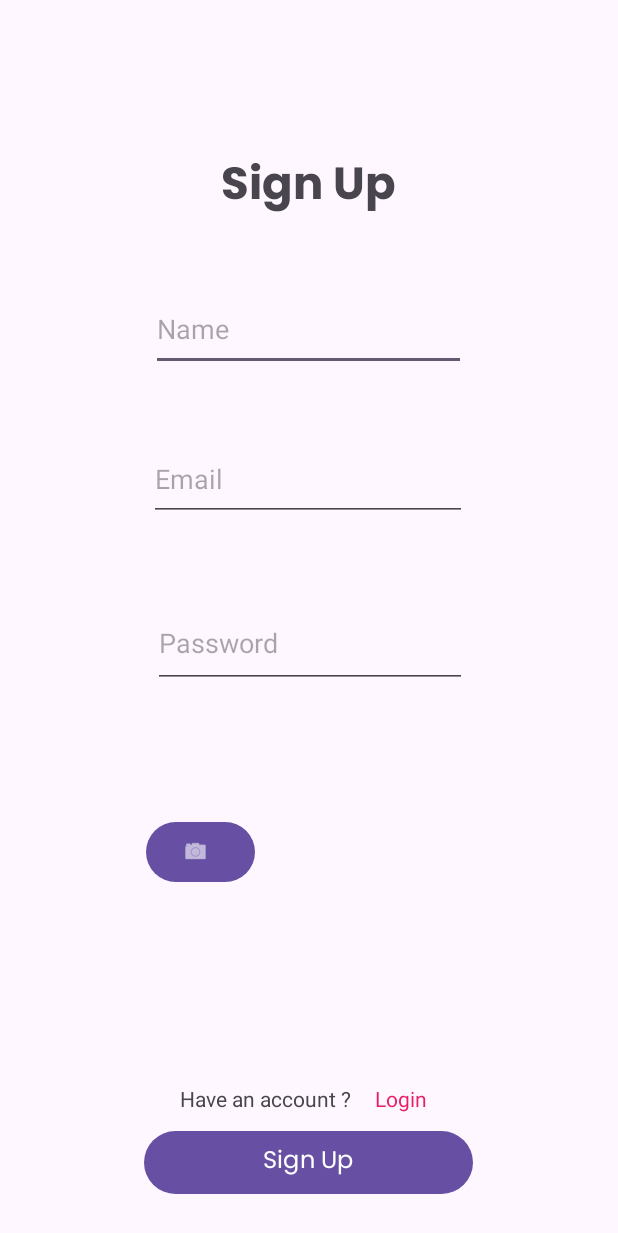
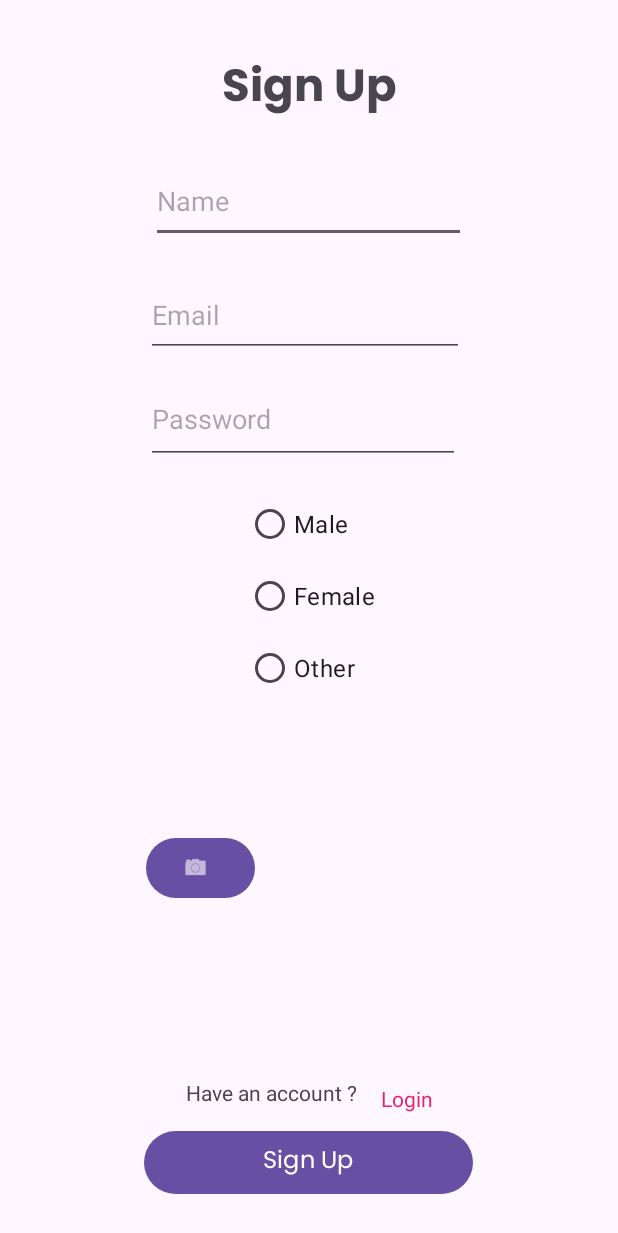
Before and after one commit to 8Martina8/bookish-android-app, an Android app: the SignUpActivity screen opened directly, with no data from a screen before it, on a phone screen of 412 x 824 dp. Shown: the top 1233 px of the screen. Run offline under Robolectric (Android 15) with nearby library versions, the phone set to English and light mode, and no system bars; our stand-ins replace Room's generated code.

Commit message:
radio buttons

```diff
--- a/app/src/main/res/layout/activity_sign_up.xml
+++ b/app/src/main/res/layout/activity_sign_up.xml
@@ -16,16 +16,15 @@
         android:textSize="30sp"
         app:layout_constraintBottom_toBottomOf="parent"
         app:layout_constraintEnd_toEndOf="parent"
-        app:layout_constraintHorizontal_bias="0.498"
         app:layout_constraintStart_toStartOf="parent"
         app:layout_constraintTop_toTopOf="parent"
-        app:layout_constraintVertical_bias="0.129" />
+        app:layout_constraintVertical_bias="0.044" />
 
     <EditText
         android:id="@+id/editTextText"
         android:layout_width="210dp"
         android:layout_height="56dp"
-        android:layout_marginTop="40dp"
+        android:layout_marginTop="20dp"
         android:ems="10"
         android:hint="Name"
         android:inputType="text"
@@ -38,12 +37,12 @@
         android:id="@+id/editTextTextEmailAddress"
         android:layout_width="212dp"
         android:layout_height="56dp"
-        android:layout_marginTop="44dp"
+        android:layout_marginTop="20dp"
         android:ems="10"
         android:hint="Email"
         android:inputType="textEmailAddress"
         app:layout_constraintEnd_toEndOf="parent"
-        app:layout_constraintHorizontal_bias="0.497"
+        app:layout_constraintHorizontal_bias="0.487"
         app:layout_constraintStart_toStartOf="parent"
         app:layout_constraintTop_toBottomOf="@+id/editTextText" />
 
@@ -51,14 +50,46 @@
         android:id="@+id/editTextTextPassword"
         android:layout_width="209dp"
         android:layout_height="59dp"
-        android:layout_marginTop="52dp"
+        android:layout_marginTop="12dp"
         android:ems="10"
         android:hint="Password"
         android:inputType="textPassword"
         app:layout_constraintEnd_toEndOf="parent"
-        app:layout_constraintHorizontal_bias="0.502"
+        app:layout_constraintHorizontal_bias="0.48"
         app:layout_constraintStart_toStartOf="parent"
         app:layout_constraintTop_toBottomOf="@+id/editTextTextEmailAddress" />
+
+    <RadioGroup
+        android:id="@+id/radioGroupGender"
+        android:layout_width="wrap_content"
+        android:layout_height="wrap_content"
+        android:layout_marginTop="16dp"
+        app:layout_constraintEnd_toEndOf="parent"
+        app:layout_constraintHorizontal_bias="0.504"
+        app:layout_constraintStart_toStartOf="parent"
+        app:layout_constraintTop_toBottomOf="@+id/editTextTextPassword">
+
+        <RadioButton
+            android:id="@+id/radioButtonMale"
+            android:layout_width="wrap_content"
+            android:layout_height="wrap_content"
+            android:text="Male"
+            android:textSize="16sp" />
+
+        <RadioButton
+            android:id="@+id/radioButtonFemale"
+            android:layout_width="wrap_content"
+            android:layout_height="wrap_content"
+            android:text="Female"
+            android:textSize="16sp" />
+
+        <RadioButton
+            android:id="@+id/radioButtonOther"
+            android:layout_width="wrap_content"
+            android:layout_height="wrap_content"
+            android:text="Other"
+            android:textSize="16sp" />
+    </RadioGroup>
 
     <androidx.fragment.app.FragmentContainerView
         android:id="@+id/fragmentContainerView"
@@ -68,7 +99,7 @@
         android:layout_marginTop="16dp"
         app:layout_constraintEnd_toEndOf="parent"
         app:layout_constraintStart_toStartOf="parent"
-        app:layout_constraintTop_toBottomOf="@+id/editTextTextPassword" />
+        app:layout_constraintTop_toBottomOf="@+id/radioGroupGender" />
 
     <Button
         android:id="@+id/button"
@@ -86,11 +117,13 @@
         android:id="@+id/textView"
         android:layout_width="wrap_content"
         android:layout_height="wrap_content"
-        android:layout_marginStart="120dp"
+        android:layout_marginStart="124dp"
         android:layout_marginBottom="8dp"
         android:text="Have an account ?"
         app:layout_constraintBottom_toTopOf="@+id/button"
-        app:layout_constraintStart_toStartOf="parent" />
+        app:layout_constraintStart_toStartOf="parent"
+        app:layout_constraintTop_toBottomOf="@+id/fragmentContainerView"
+        app:layout_constraintVertical_bias="0.968" />
 
     <TextView
         android:id="@+id/loginTextView"
```
